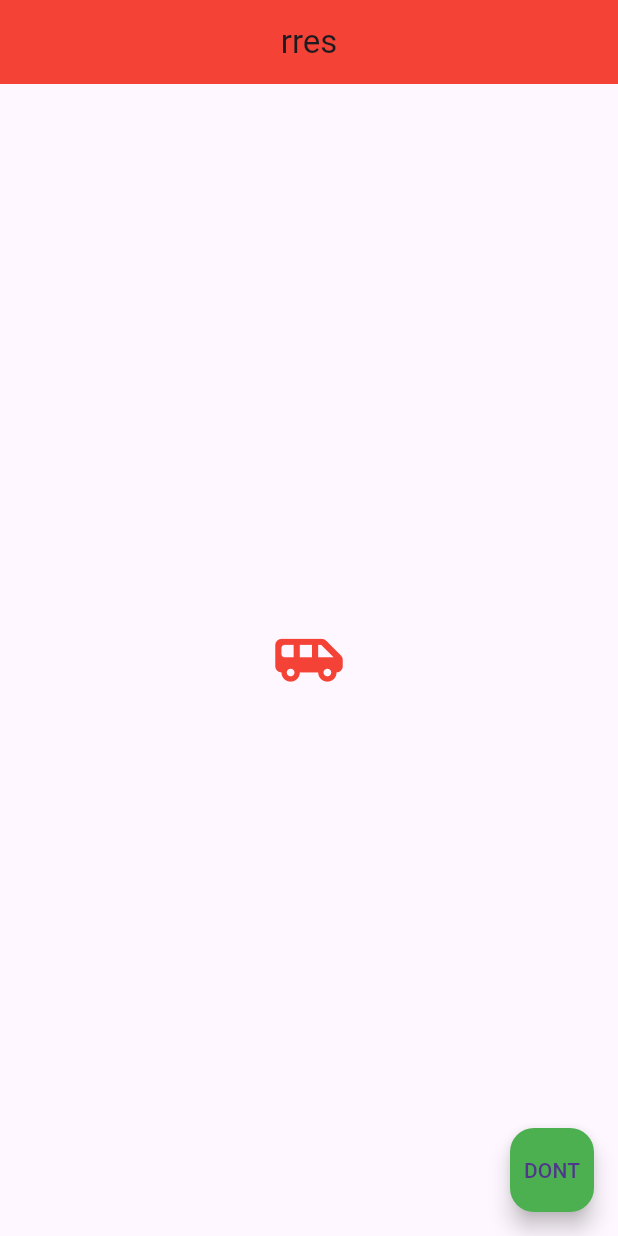
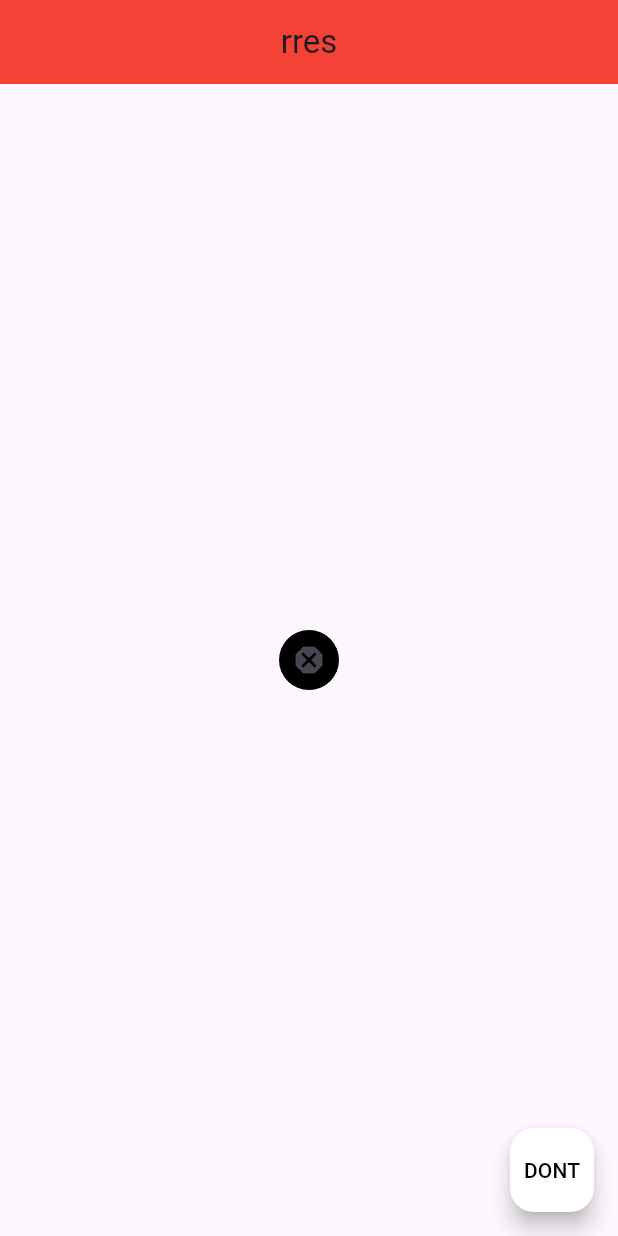
Before and after one commit to Darshan-1012/newapp_practice, a Flutter app: the screen it shows after launch, after a tap on "DONT", on a phone screen of 412 x 824 dp. Run offline on Flutter 3.47's test engine with Material 3 defaults, Android fonts, the phone set to English and light mode, and no system bars.

Commit message:
Completed till Icons and Buttons

```diff
--- a/lib/main.dart
+++ b/lib/main.dart
@@ -18,15 +18,48 @@ class Home extends StatelessWidget {
         backgroundColor: Colors.red,
       ),
       body: Center(
-        child: Icon(
-          Icons.airport_shuttle_rounded,
-          color: Colors.red,
-          size: 49.0,
-        )
+        // Buttons
+        // child: ElevatedButton(
+        //   onPressed: (){},
+        //    style: ElevatedButton.styleFrom(
+        //     backgroundColor: Colors.blue[900],
+        //     foregroundColor: Colors.white,
+        //       ),
+        //   child: Text('Click Me')
+        //   )
+
+        // Icon on button
+        // child: ElevatedButton.icon(
+        //   onPressed: (){},
+        //   label: Text('Hey Yoo'),
+        //   style: ElevatedButton.styleFrom(
+        //     backgroundColor: Colors.amber,
+        //     foregroundColor: Colors.black,
+        //   ),
+        //   icon: Icon(
+        //     Icons.mail,
+        //   ),
+        //   ),
+
+        // Icons
+        child: IconButton(
+          onPressed: (){
+            print('YEPPPP');
+          },
+          style: IconButton.styleFrom(
+            backgroundColor: Colors.black,
+          ),
+         icon: Icon(
+          Icons.dangerous,
+         ),
+         ),
       ),
       floatingActionButton: FloatingActionButton(
-        onPressed: (){},
-        backgroundColor: Colors.green,
+        onPressed: (){
+          print('How did I get here');
+        },
+        backgroundColor: Colors.white,
+        foregroundColor: Colors.black,
         child: Text('DONT'),
       ),
     );
```
